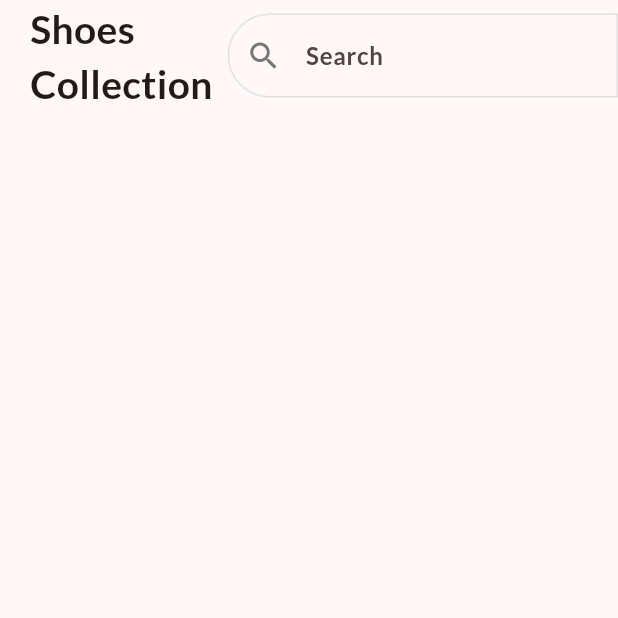
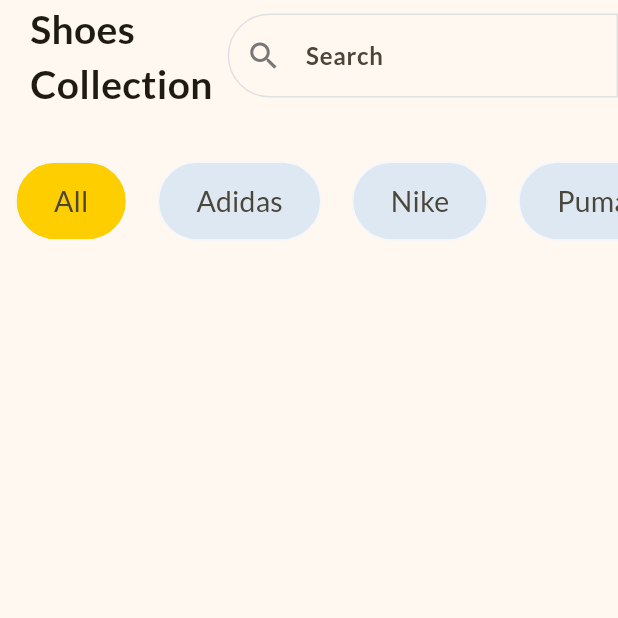
Before and after one commit to Harsh-Techie31/StepUp, a Flutter app: the screen it shows after launch, on a phone screen of 412 x 824 dp, the top half of it. Run offline on Flutter 3.47's test engine with Material 3 defaults, Android fonts, the phone set to English and light mode, and no system bars.

Commit message:
added the filters bar to chooose the brand from

```diff
--- a/lib/home_page.dart
+++ b/lib/home_page.dart
@@ -1,22 +1,41 @@
 import 'package:flutter/material.dart';
 
-class HomePage extends StatelessWidget {
+class HomePage extends StatefulWidget {
   const HomePage({super.key});
+
+  @override
+  State<HomePage> createState() => _HomePageState();
+}
+
+class _HomePageState extends State<HomePage> {
+  final List<String> filters = const [
+    'All',
+    'Adidas',
+    'Nike',
+    'Puma',
+    'Reebok',
+    'Skechers'
+  ];
+  late String selectedFilters;
+  @override
+  void initState() {
+    super.initState();
+    selectedFilters = filters[0];
+  }
 
   @override
   Widget build(BuildContext context) {
     const border = OutlineInputBorder(
-                      borderSide: BorderSide(
-                        color: Color.fromRGBO(225, 225, 225, 1),
-                      ),
-                      borderRadius:
-                          BorderRadius.horizontal(left: Radius.circular(50)),
-                    );
-    return const Scaffold(
+      borderSide: BorderSide(
+        color: Color.fromRGBO(225, 225, 225, 1),
+      ),
+      borderRadius: BorderRadius.horizontal(left: Radius.circular(50)),
+    );
+    return Scaffold(
       body: SafeArea(
         child: Column(
           children: [
-            Row(
+            const Row(
               children: [
                 Padding(
                   padding: EdgeInsets.only(
@@ -35,11 +54,45 @@
                     prefixIcon: Icon(Icons.search),
                     enabledBorder: border,
                     focusedBorder: border,
-
                   )),
                 )
               ],
             ),
+            SizedBox(
+              height: 120,
+              child: ListView.builder(
+                scrollDirection: Axis.horizontal,
+                itemCount: filters.length,
+                itemBuilder: (context, index) {
+                  final filter = filters[index];
+                  return Padding(
+                    padding: const EdgeInsets.symmetric(horizontal: 10),
+                    child: GestureDetector(
+                      onTap: (){
+                        setState(() {
+                          selectedFilters = filter;
+                        });
+
+                      },
+                      child: Chip(
+                        label: Text(filter),
+                        labelStyle: const TextStyle(
+                          fontSize: 19,
+                        ),
+                        padding: const EdgeInsets.symmetric(
+                            horizontal: 17, vertical: 12),
+                        backgroundColor: selectedFilters == filter ? Theme.of(context).colorScheme.primary : const Color.fromARGB(255, 221, 232, 243),
+                        side: const BorderSide(
+                          color: Color.fromRGBO(245, 247, 249, 1),
+                        ),
+                        shape: RoundedRectangleBorder(
+                            borderRadius: BorderRadius.circular(30)),
+                      ),
+                    ),
+                  );
+                },
+              ),
+            )
           ],
         ),
       ),
--- a/lib/main.dart
+++ b/lib/main.dart
@@ -14,7 +14,8 @@
       title: "StepUp-N0VA",
       theme: ThemeData(
         fontFamily: "cinzel",
-        colorScheme: ColorScheme.fromSeed(seedColor: Colors.redAccent),
+        colorScheme: ColorScheme.fromSeed(seedColor: const Color.fromRGBO(254, 206, 1, 1),
+        primary: const Color.fromRGBO(254, 206, 1, 1)),
         inputDecorationTheme: const InputDecorationTheme(
           hintStyle: TextStyle(fontWeight: FontWeight.bold, fontSize: 16,),
           prefixIconColor: Color.fromRGBO(119, 119, 119, 1),
```
